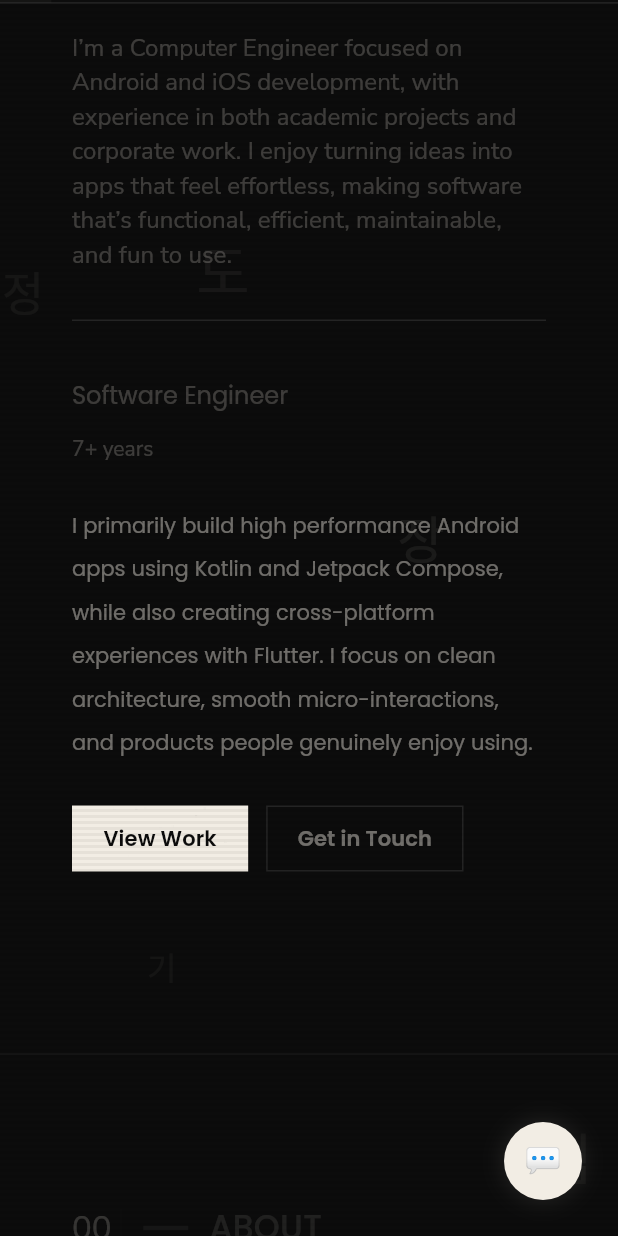
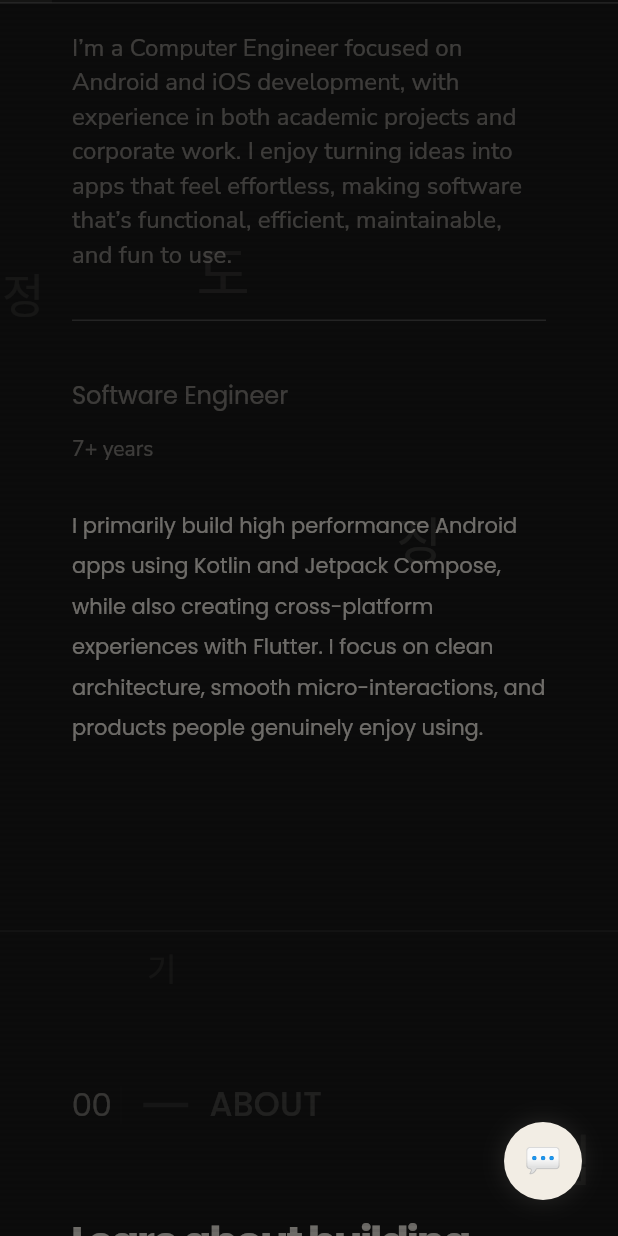
Before and after one commit to MarkJoseph1216/FlutterPorfolio, a Flutter app: the screen it shows after launch, scrolled down 576 dp, on a phone screen of 412 x 824 dp. Run offline on Flutter 3.47's test engine with Material 3 defaults, Android fonts, the phone set to English and light mode, and no system bars; drawn by our look-alikes of flutter_animate; our stand-ins replace google_fonts; missing offline and left inert: dart:html, dart:js.

Commit message:
fix laggy issues

```diff
--- a/lib/presentation/widgets/common/section_wrapper.dart
+++ b/lib/presentation/widgets/common/section_wrapper.dart
@@ -30,8 +30,9 @@
 
   final _key = GlobalKey();
   bool _triggered = false;
-  bool _checking = false; // ← debounce guard
+  bool _checking = false;
   ScrollController? _scrollCtrl;
+  DateTime? _lastCheck;
 
   @override
   void initState() {
@@ -61,17 +62,18 @@
   }
 
   void _check() {
-    // Skip if already triggered, unmounted, or a check is already queued
     if (_triggered || !mounted || _checking) return;
+    final now = DateTime.now();
+    if (_lastCheck != null &&
+        now.difference(_lastCheck!) < const Duration(milliseconds: 100)) return;
+    _lastCheck = now;
+
     _checking = true;
-
     WidgetsBinding.instance.addPostFrameCallback((_) {
       _checking = false;
       if (_triggered || !mounted) return;
-
       final box = _key.currentContext?.findRenderObject() as RenderBox?;
       if (box == null || !box.attached) return;
-
       final screenH = MediaQuery.sizeOf(context).height;
       if (box.localToGlobal(Offset.zero).dy < screenH * 0.92) {
         _triggered = true;
--- a/lib/presentation/widgets/effects/kanji_background.dart
+++ b/lib/presentation/widgets/effects/kanji_background.dart
@@ -3,13 +3,9 @@
 import 'package:flutter/scheduler.dart';
 import '../../../core/constants/app_colors.dart';
 
-/// Korean Hangul characters drifting slowly upward.
-/// Throttled to ~20fps (10fps on mobile) via [Ticker].
-/// [TextPainter]s cached and rebuilt only on theme change.
 class KanjiBackground extends StatefulWidget {
   const KanjiBackground({super.key, this.reducedMode = false});
 
-  /// Fewer particles + slower tick on mobile.
   final bool reducedMode;
 
   @override
@@ -44,7 +40,7 @@
 
   void _onTick(Duration elapsed) {
     final interval = widget.reducedMode
-        ? const Duration(milliseconds: 100)
+        ? const Duration(milliseconds: 200)
         : const Duration(milliseconds: 50);
     if (elapsed - _lastRepaint < interval) return;
     _lastRepaint = elapsed;
--- a/lib/presentation/widgets/sections/hero_section.dart
+++ b/lib/presentation/widgets/sections/hero_section.dart
@@ -312,9 +312,17 @@
   @override
   Widget build(BuildContext context) {
     final c = AppColors.of(context);
+    final isMobile = DeviceUtils.isMobile(context);
+
+    if (isMobile) {
+      return Text(
+        PortfolioRepository.heroBio,
+        style: AppFonts.body(size: 14, color: c.textSecondary, height: 1.9),
+      ).animate().fadeIn(delay: 700.ms, duration: 500.ms);
+    }
+
     final words = PortfolioRepository.heroBio.split(' ');
-    return Column(crossAxisAlignment: CrossAxisAlignment.start, children: [
-      Wrap(
+    return Wrap(
       spacing: 4,
       runSpacing: 2,
       children: words.asMap().entries.map((e) {
@@ -332,14 +340,7 @@
                 duration: 400.ms,
                 curve: Curves.easeOutCubic);
       }).toList(),
-      ),
-      const SizedBox(height: 28),
-      Row(children: [
-        _CtaButton(label: 'View Work', filled: true, onTap: onWorkTap),
-        const SizedBox(width: 12),
-        _CtaButton(label: 'Get in Touch', filled: false, onTap: onContactTap),
-      ]).animate().fadeIn(delay: 1200.ms, duration: 500.ms),
-    ]);
+    );
   }
 }
 
--- a/lib/presentation/widgets/sections/work_section.dart
+++ b/lib/presentation/widgets/sections/work_section.dart
@@ -21,10 +21,6 @@
     launchUrl(uri, mode: LaunchMode.externalApplication);
   }
 }
-
-// ─────────────────────────────────────────────────────────────────────────────
-// Section
-// ─────────────────────────────────────────────────────────────────────────────
 
 class WorkSection extends StatefulWidget {
   const WorkSection({super.key});
```
Also changed, not shown: lib/presentation/widgets/effects/ink_ripple_overlay.dart (+42 -23 lines), lib/presentation/widgets/effects/live_code_block.dart (+19 -16 lines), lib/presentation/widgets/effects/noise_overlay.dart (+35 -18 lines), lib/presentation/widgets/sections/side_projects_section.dart (+0 -12 lines). Lines whose indentation alone changed are shown as unchanged.
